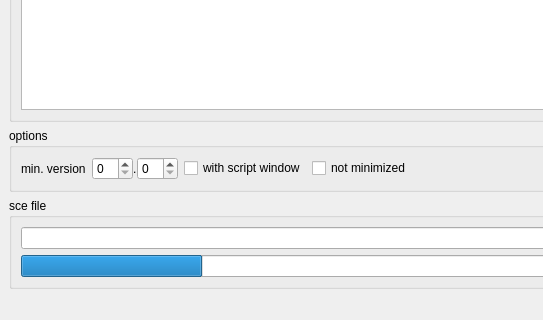
szieke/ScriptCommunicator_serial-terminal, file ScriptCommunicator/createSceFile.ui: the form before one commit; both pictures show x 0 to 543 and y 280 to 600 of the 800 by 600 pixel window.
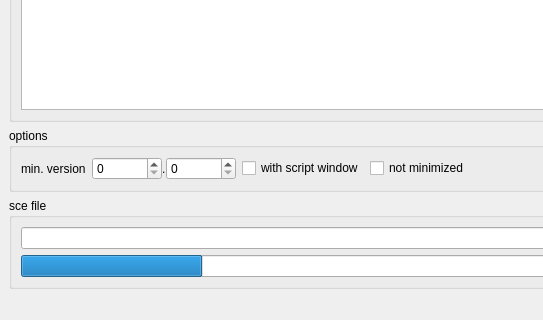
The form after the commit. Icons and pictures are not drawn. Custom widgets are drawn as their Qt base class.

What changed in the file:
```diff
--- a/ScriptCommunicator/createSceFile.ui
+++ b/ScriptCommunicator/createSceFile.ui
@@ -334,6 +334,18 @@
          </property>
          <item>
           <widget class="QSpinBox" name="minScVersionMajor">
+           <property name="sizePolicy">
+            <sizepolicy hsizetype="Expanding" vsizetype="Fixed">
+             <horstretch>0</horstretch>
+             <verstretch>0</verstretch>
+            </sizepolicy>
+           </property>
+           <property name="minimumSize">
+            <size>
+             <width>70</width>
+             <height>0</height>
+            </size>
+           </property>
            <property name="toolTip">
             <string>major number</string>
            </property>
@@ -360,6 +372,18 @@
          </item>
          <item>
           <widget class="QSpinBox" name="minScVersionMinor">
+           <property name="sizePolicy">
+            <sizepolicy hsizetype="Expanding" vsizetype="Fixed">
+             <horstretch>0</horstretch>
+             <verstretch>0</verstretch>
+            </sizepolicy>
+           </property>
+           <property name="minimumSize">
+            <size>
+             <width>70</width>
+             <height>0</height>
+            </size>
+           </property>
            <property name="toolTip">
             <string>minor number</string>
            </property>
```
Left out of the diff: 2 changed lines with no effect on the pictures.
